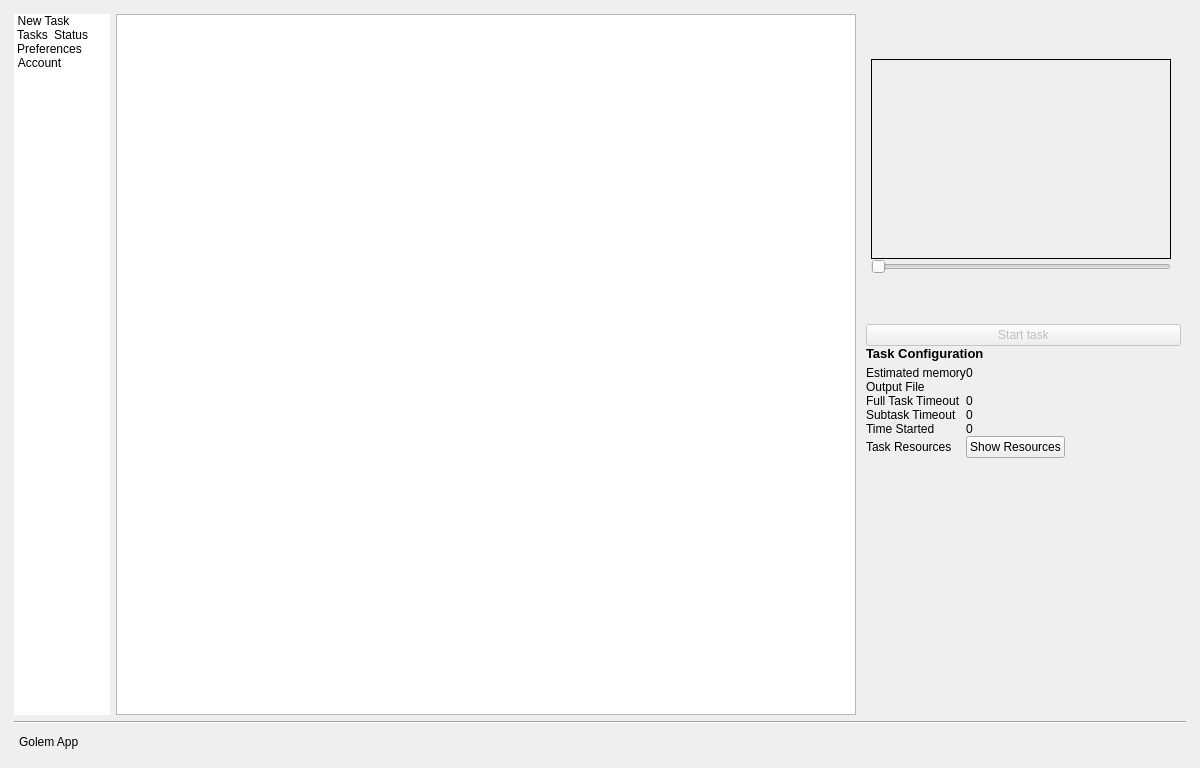
Above: gnr/ui/AppMainWindow.ui from golemfactory/clay before the change. Below: the same form after it.
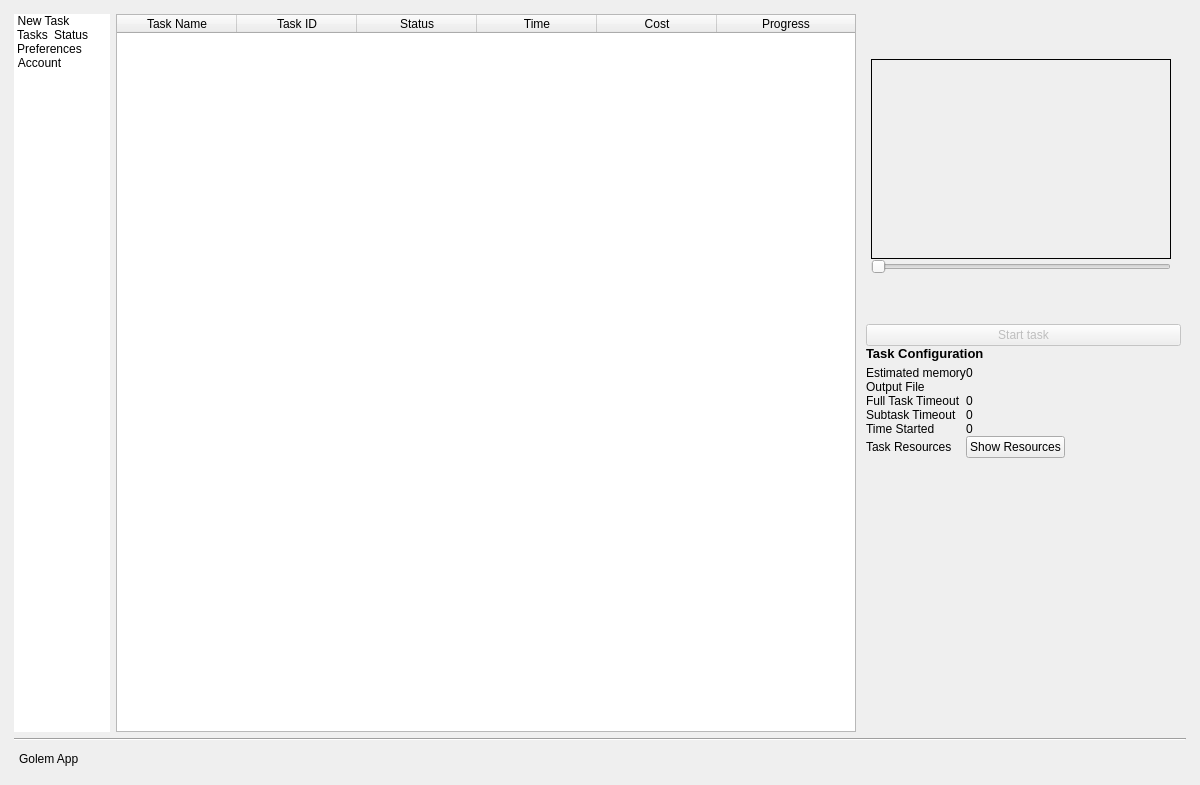
That is the form after the change. The open tabs and pages were chosen to show the change. Icons and pictures are not drawn. Custom widgets are drawn as their Qt base class.

Commit message: Set headers visible and changed their order

Patch:
```diff
--- a/gnr/ui/AppMainWindow.ui
+++ b/gnr/ui/AppMainWindow.ui
@@ -7,7 +7,7 @@
     <x>0</x>
     <y>0</y>
     <width>1200</width>
-    <height>768</height>
+    <height>785</height>
    </rect>
   </property>
   <property name="sizePolicy">
@@ -880,7 +880,7 @@
                <bool>true</bool>
               </property>
               <attribute name="horizontalHeaderVisible">
-               <bool>false</bool>
+               <bool>true</bool>
               </attribute>
               <attribute name="horizontalHeaderCascadingSectionResizes">
                <bool>false</bool>
@@ -891,6 +891,9 @@
               <attribute name="horizontalHeaderHighlightSections">
                <bool>true</bool>
               </attribute>
+              <attribute name="horizontalHeaderShowSortIndicator" stdset="0">
+               <bool>false</bool>
+              </attribute>
               <attribute name="horizontalHeaderStretchLastSection">
                <bool>true</bool>
               </attribute>
```
Left out of the diff: 4 changed lines with no effect on the pictures. The commit also changes 1 other file.
